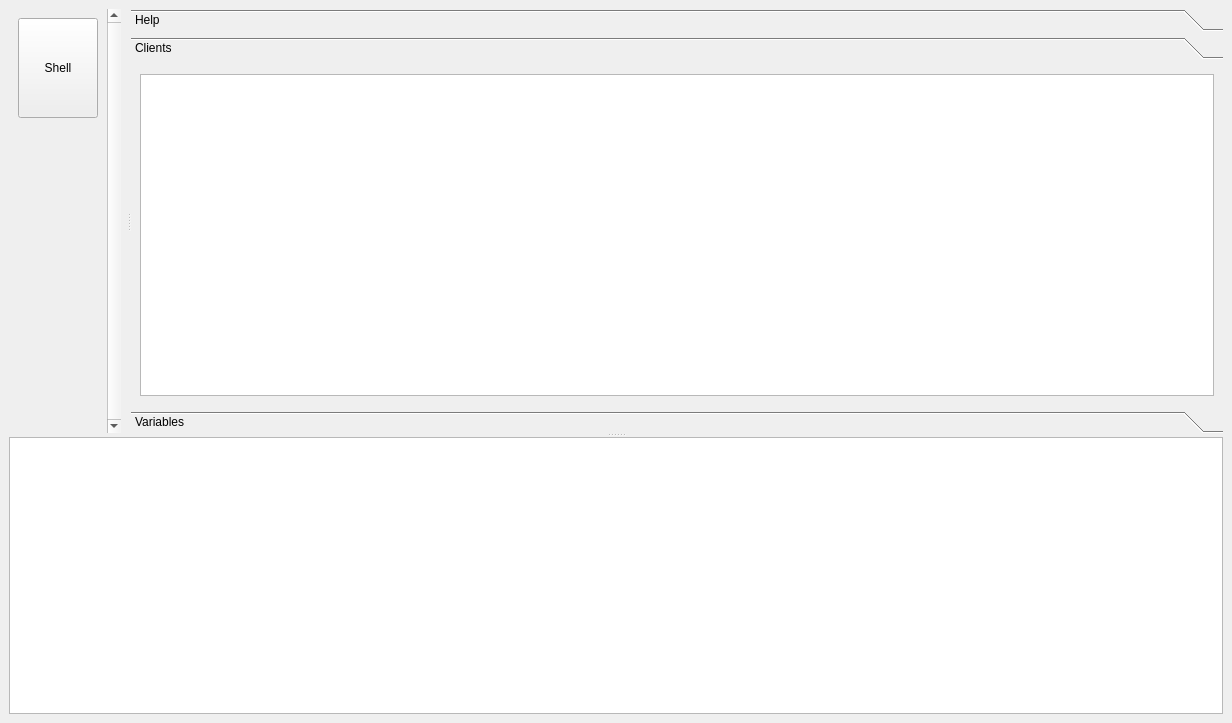
Qt form pytel_gui/qt/mainwindow.ui (pyobs/pyobs-gui) before a commit.
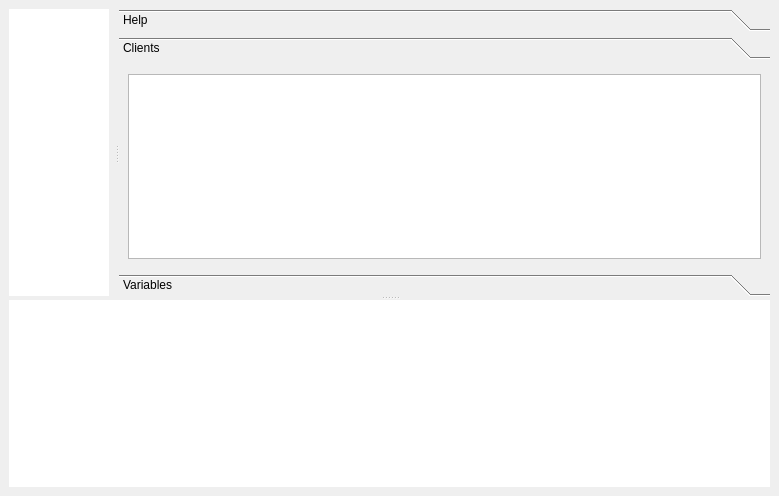
The same form after that commit. The open tabs and pages were chosen to show the change. Icons and pictures are not drawn.

What changed in the file:
```diff
--- a/pytel_gui/qt/mainwindow.ui
+++ b/pytel_gui/qt/mainwindow.ui
@@ -6,8 +6,8 @@
    <rect>
     <x>0</x>
     <y>0</y>
-    <width>1232</width>
-    <height>723</height>
+    <width>779</width>
+    <height>496</height>
    </rect>
   </property>
   <property name="windowTitle">
@@ -23,73 +23,31 @@
       <widget class="QWidget" name="">
        <layout class="QHBoxLayout" name="horizontalLayout" stretch="0,1">
         <item>
-         <widget class="QScrollArea" name="scrollArea">
+         <widget class="QListWidget" name="listPages">
+          <property name="sizePolicy">
+           <sizepolicy hsizetype="Expanding" vsizetype="Expanding">
+            <horstretch>0</horstretch>
+            <verstretch>0</verstretch>
+           </sizepolicy>
+          </property>
+          <property name="maximumSize">
+           <size>
+            <width>100</width>
+            <height>16777215</height>
+           </size>
+          </property>
           <property name="frameShape">
            <enum>QFrame::NoFrame</enum>
           </property>
-          <property name="verticalScrollBarPolicy">
-           <enum>Qt::ScrollBarAlwaysOn</enum>
+          <property name="iconSize">
+           <size>
+            <width>64</width>
+            <height>64</height>
+           </size>
           </property>
-          <property name="horizontalScrollBarPolicy">
-           <enum>Qt::ScrollBarAlwaysOff</enum>
+          <property name="viewMode">
+           <enum>QListView::IconMode</enum>
           </property>
-          <property name="widgetResizable">
-           <bool>true</bool>
-          </property>
-          <widget class="QWidget" name="scrollAreaWidgetContents">
-           <property name="geometry">
-            <rect>
-             <x>0</x>
-             <y>0</y>
-             <width>92</width>
-             <height>490</height>
-            </rect>
-           </property>
-           <layout class="QVBoxLayout" name="verticalLayout_5">
-            <item>
-             <widget class="QToolButton" name="menuShell">
-              <property name="minimumSize">
-               <size>
-                <width>80</width>
-                <height>100</height>
-               </size>
-              </property>
-              <property name="text">
-               <string>Shell</string>
-              </property>
-              <property name="icon">
-               <iconset resource="resources.qrc">
-                <normaloff>:/resources/Crystal_Clear_app_terminal.png</normaloff>:/resources/Crystal_Clear_app_terminal.png</iconset>
-              </property>
-              <property name="iconSize">
-               <size>
-                <width>64</width>
-                <height>64</height>
-               </size>
-              </property>
-              <property name="toolButtonStyle">
-               <enum>Qt::ToolButtonTextUnderIcon</enum>
-              </property>
-              <property name="autoRaise">
-               <bool>false</bool>
-              </property>
-             </widget>
-            </item>
-            <item>
-             <spacer name="verticalSpacer">
-              <property name="orientation">
-               <enum>Qt::Vertical</enum>
-              </property>
-              <property name="sizeHint" stdset="0">
-               <size>
-                <width>20</width>
-                <height>40</height>
-               </size>
-              </property>
-             </spacer>
-            </item>
-           </layout>
-          </widget>
          </widget>
         </item>
         <item>
@@ -121,8 +79,8 @@
              <rect>
               <x>0</x>
               <y>0</y>
-              <width>500</width>
-              <height>394</height>
+              <width>299</width>
+              <height>237</height>
              </rect>
             </property>
             <attribute name="label">
@@ -178,6 +136,9 @@
        </layout>
       </widget>
       <widget class="QTableView" name="tableLog">
+       <property name="frameShape">
+        <enum>QFrame::NoFrame</enum>
+       </property>
        <property name="editTriggers">
         <set>QAbstractItemView::NoEditTriggers</set>
        </property>
```
Left out of the diff: 4 changed lines with no effect on the pictures.
